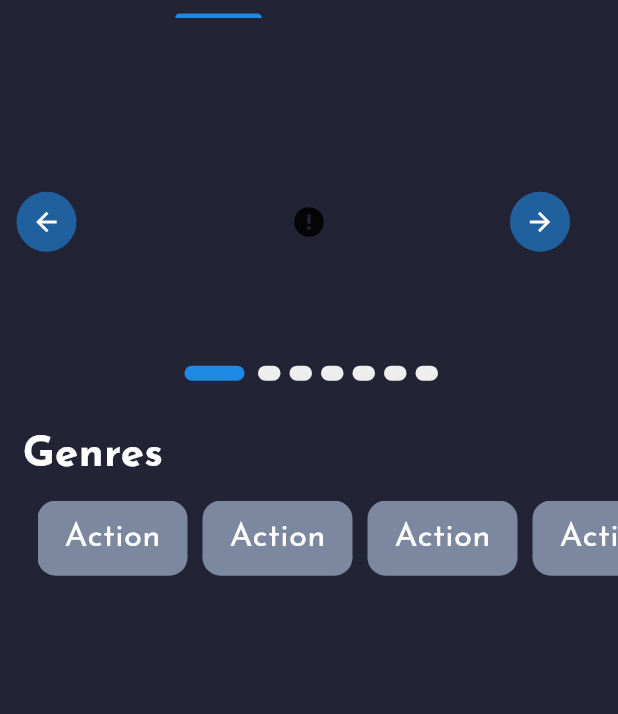
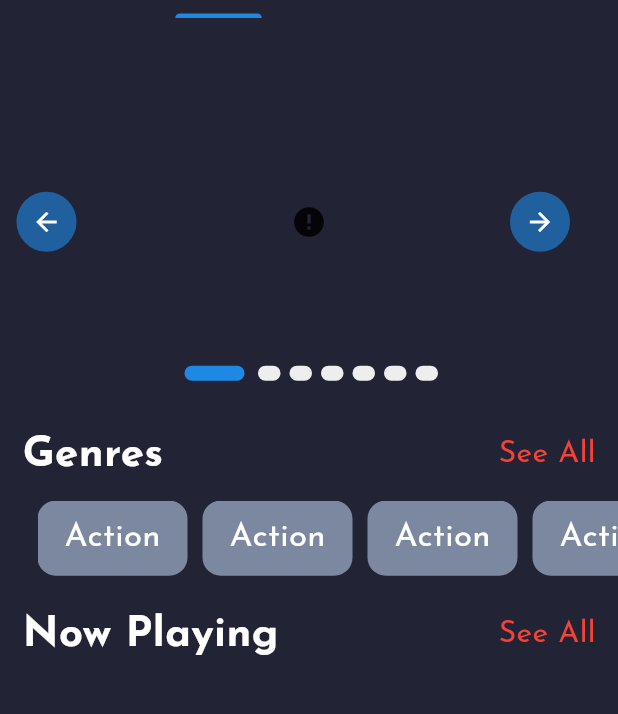
Before and after one commit to J0o72/movie_app, a Flutter app: the HomeViewBody screen opened directly, on a phone screen of 412 x 824 dp, the part 66-780 px from its top. Run offline on Flutter 3.47's test engine with Material 3 defaults, Android fonts, the phone set to English and light mode, and no system bars; drawn by our look-alikes of cached_network_image, carousel_slider; our stand-ins replace blur, go_router, google_fonts; network calls fail.

Commit message:
Create Custom Row

```diff
--- /dev/null
+++ b/lib/Features/home_feature/presentation/widgets/custom_row.dart
@@ -0,0 +1,35 @@
+import 'package:flutter/material.dart';
+import 'package:flutter/widgets.dart';
+import 'package:movie_app/core/utils/styles.dart';
+
+class CustomRow extends StatelessWidget {
+  const CustomRow({
+    super.key,
+    required this.leftText,
+  });
+
+  final String leftText;
+
+  @override
+  Widget build(BuildContext context) {
+    return Padding(
+      padding: const EdgeInsets.symmetric(horizontal: 15),
+      child: Row(
+        mainAxisAlignment: MainAxisAlignment.spaceBetween,
+        children: [
+          Text(
+            leftText,
+            style: Styles.styleText28,
+          ),
+          GestureDetector(
+            onTap: () {},
+            child: const Text(
+              "See All",
+              style: Styles.styleText20,
+            ),
+          ),
+        ],
+      ),
+    );
+  }
+}
--- a/lib/Features/home_feature/presentation/widgets/home_view_body.dart
+++ b/lib/Features/home_feature/presentation/widgets/home_view_body.dart
@@ -1,6 +1,7 @@
 import 'package:flutter/material.dart';
 import 'package:movie_app/Features/home_feature/presentation/widgets/custom_app_bar.dart';
 import 'package:movie_app/Features/home_feature/presentation/widgets/custom_carousel_slider.dart';
+import 'package:movie_app/Features/home_feature/presentation/widgets/custom_row.dart';
 import 'package:movie_app/Features/home_feature/presentation/widgets/genre_item.dart';
 import 'package:movie_app/Features/home_feature/presentation/widgets/genres_list_view.dart';
 import 'package:movie_app/core/utils/styles.dart';
@@ -29,12 +30,8 @@ class HomeViewBody extends StatelessWidget {
                 SizedBox(
                   height: 20,
                 ),
-                Padding(
-                  padding: EdgeInsets.only(left: 15),
-                  child: Text(
-                    "Genres",
-                    style: Styles.styleText28,
-                  ),
+                CustomRow(
+                  leftText: "Genres",
                 ),
                 SizedBox(
                   height: 10,
@@ -42,6 +39,12 @@ class HomeViewBody extends StatelessWidget {
                 GenresListView(),
                 SizedBox(
                   height: 20,
+                ),
+                CustomRow(
+                  leftText: "Now Playing",
+                ),
+                SizedBox(
+                  height: 10,
                 ),
               ],
             ),
@@ -54,3 +57,12 @@ class HomeViewBody extends StatelessWidget {
     );
   }
 }
+
+class NowPlayingItem extends StatelessWidget {
+  const NowPlayingItem({super.key});
+
+  @override
+  Widget build(BuildContext context) {
+    return Container();
+  }
+}
--- a/lib/core/utils/styles.dart
+++ b/lib/core/utils/styles.dart
@@ -8,6 +8,10 @@ abstract class Styles {
   static const styleText18 = TextStyle(
     fontSize: 18,
     color: Colors.white,
+  );
+  static const styleText20 = TextStyle(
+    fontSize: 20,
+    color: Colors.red,
   );
   static const styleText22 = TextStyle(
     fontSize: 22,
```
